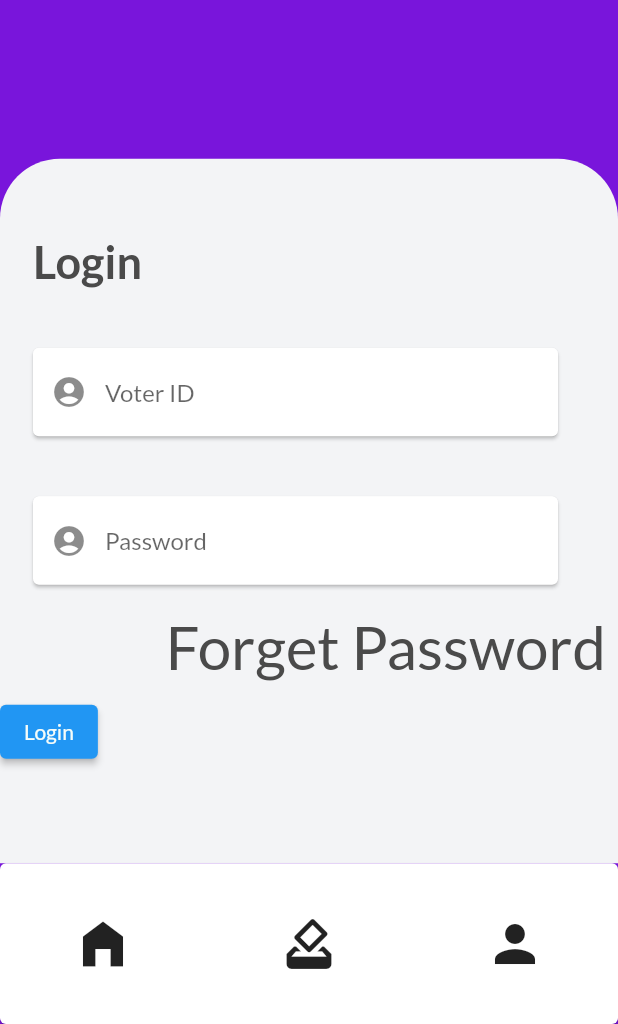
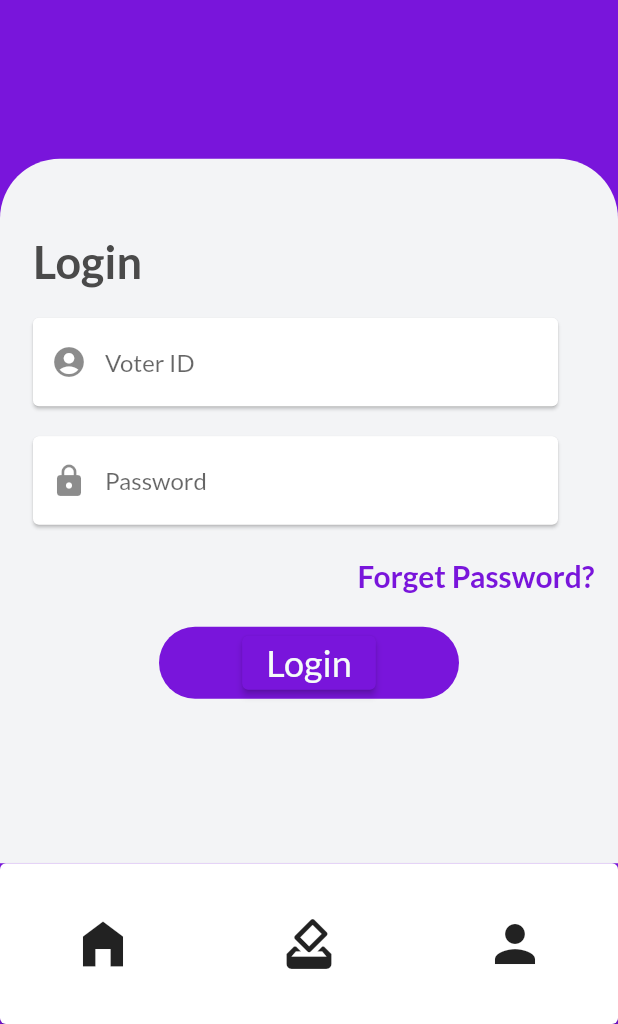
Before and after one commit to SqueezedLemon/Votiface, a Flutter app: the screen it shows after launch, on a phone screen of 412 x 824 dp, the part 212-1236 px from its top. Run offline on Flutter 3.47's test engine with Material 2 defaults, Android fonts, the phone set to English and light mode, and no system bars.

Commit message:
auth screen partial

```diff
--- a/lib/screens/auth/components/body.dart
+++ b/lib/screens/auth/components/body.dart
@@ -47,7 +47,7 @@ class Body extends StatelessWidget {
                   ),
                 ),
                 Card(
-                  margin: EdgeInsets.fromLTRB(22, 30, 40, 10),
+                  margin: EdgeInsets.fromLTRB(22, 10, 40, 10),
                   child: Container(
                     child: TextFormField(
                       decoration: InputDecoration(
@@ -71,7 +71,7 @@ class Body extends StatelessWidget {
                   ),
                 ),
                 Card(
-                  margin: EdgeInsets.fromLTRB(22, 30, 40, 10),
+                  margin: EdgeInsets.fromLTRB(22, 10, 40, 10),
                   child: Container(
                     child: TextFormField(
                       decoration: InputDecoration(
@@ -87,8 +87,7 @@ class Body extends StatelessWidget {
                               Radius.circular(10),
                             ),
                           ),
-                        prefixIcon: Icon(Icons.account_circle),
-                      ),
+                          prefixIcon: Icon(Icons.lock)),
                       textInputAction: TextInputAction.next,
                       keyboardType: TextInputType.text,
                     ),
@@ -98,18 +97,38 @@ class Body extends StatelessWidget {
                   alignment: Alignment.centerRight,
                   child: TextButton(
                     onPressed: () {},
-                    child: Text(
-                      'Forget Password',
-                      style: Theme.of(context).textTheme.bodyText2,
+                    child: const Text(
+                      'Forget Password?  ',
+                      style: TextStyle(
+                          fontSize: 20,
+                          color: kPrimaryColor,
+                          fontWeight: FontWeight.bold),
                     ),
                   ),
                 ),
-                ElevatedButton(
+                SizedBox(
+                  height: 10,
+                ),
+                Align(
+                  alignment: Alignment.center,
+                  child: Container(
+                    width: 200,
+                    alignment: Alignment.center,
+                    child: ElevatedButton(
                       onPressed: () {},
+                      style: ButtonStyle(
+                          backgroundColor:
+                              MaterialStateProperty.all(kPrimaryColor)),
                       child: Text(
                         'Login',
-                      style: Theme.of(context).textTheme.bodyText1,
-                    ))
+                        style: Theme.of(context).textTheme.headline5,
+                      ),
+                    ),
+                    decoration: BoxDecoration(
+                        borderRadius: BorderRadius.circular(80),
+                        color: kPrimaryColor),
+                  ),
+                ),
               ],
             ),
           ),
--- a/lib/theme.dart
+++ b/lib/theme.dart
@@ -15,12 +15,15 @@ ThemeData theme() {
 
 TextTheme textTheme() {
   return const TextTheme(
-    bodyText1: TextStyle(
-      color: kTextPColor,
-    ),
-    bodyText2: TextStyle(color: kTextColor, fontSize: 40),
-    headline1: TextStyle(color: kTextPColor, fontSize: 50),
-  );
+      bodyText1: TextStyle(
+        color: kTextPColor,
+      ),
+      bodyText2: TextStyle(
+        color: kTextColor,
+        fontSize: 40,
+      ),
+      headline1: TextStyle(color: kTextPColor, fontSize: 50),
+      headline5: TextStyle(color: kTextPColor));
 }
 
 AppBarTheme appBarTheme() {
```
Lines whose indentation alone changed are shown as unchanged.
